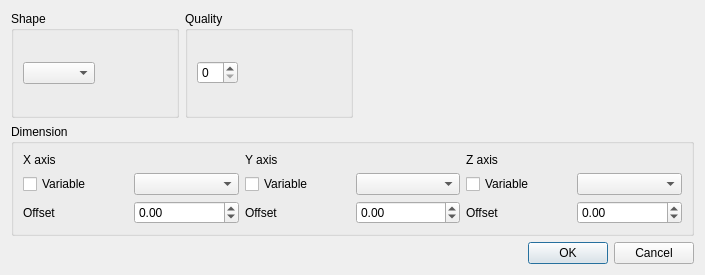
This is shapedialog.ui in FLAME-HPC/flame_visualiser as Qt 5 draws it before an edit. The edited form follows.
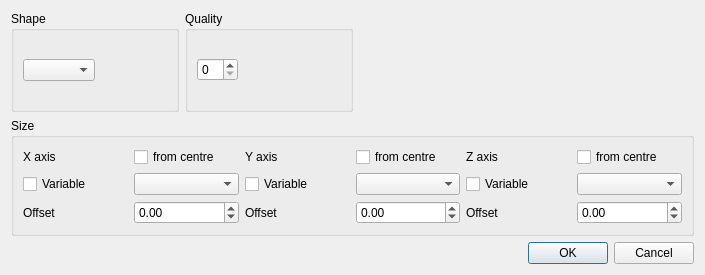
This is the edited form.

Commit message: Add orthogonal view as well as perspective. Add 'from centre' switch for shape size to make sphere size equate to cube size.

Patch:
```diff
--- a/shapedialog.ui
+++ b/shapedialog.ui
@@ -94,29 +94,62 @@
       </sizepolicy>
      </property>
      <property name="title">
-      <string>Dimension</string>
+      <string>Size</string>
      </property>
      <layout class="QGridLayout" name="gridLayout">
       <item row="0" column="0">
+       <layout class="QHBoxLayout" name="horizontalLayout_11">
+        <item>
        <widget class="QLabel" name="label_X">
         <property name="text">
          <string>X axis</string>
         </property>
        </widget>
       </item>
+        <item>
+         <widget class="QCheckBox" name="checkBox_X_from_centre">
+          <property name="text">
+           <string>from centre</string>
+          </property>
+         </widget>
+        </item>
+       </layout>
+      </item>
       <item row="0" column="1">
+       <layout class="QHBoxLayout" name="horizontalLayout_12">
+        <item>
        <widget class="QLabel" name="label_Y">
         <property name="text">
          <string>Y axis</string>
         </property>
        </widget>
       </item>
+        <item>
+         <widget class="QCheckBox" name="checkBox_Y_from_centre">
+          <property name="text">
+           <string>from centre</string>
+          </property>
+         </widget>
+        </item>
+       </layout>
+      </item>
       <item row="0" column="2">
+       <layout class="QHBoxLayout" name="horizontalLayout_13">
+        <item>
        <widget class="QLabel" name="label_Z">
         <property name="text">
          <string>Z axis</string>
         </property>
        </widget>
+        </item>
+        <item>
+         <widget class="QCheckBox" name="checkBox_Z_from_centre">
+          <property name="text">
+           <string>from centre</string>
+          </property>
+         </widget>
+        </item>
+       </layout>
       </item>
       <item row="1" column="0">
        <layout class="QHBoxLayout" name="horizontalLayout_2">
```
Left out of the diff: 2 changed lines with no effect on the pictures. Lines whose indentation alone changed are shown as unchanged. The commit also changes 11 other files.
